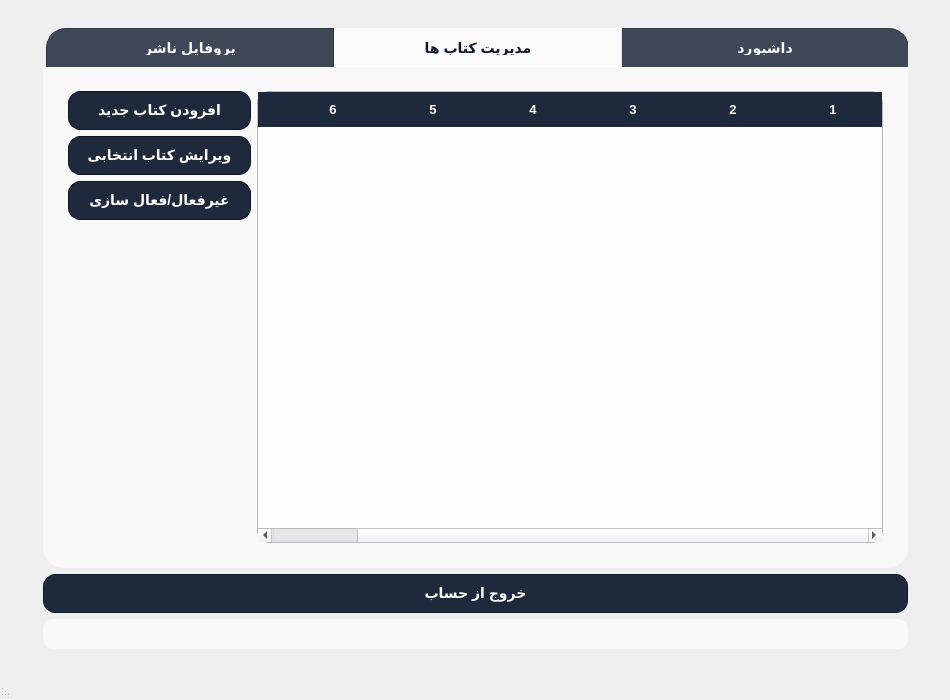
The window that client/publishermainwindow.ui (afkhamis1386-afk/bookCLUB_Project) describes before a commit, drawn with Qt 5.
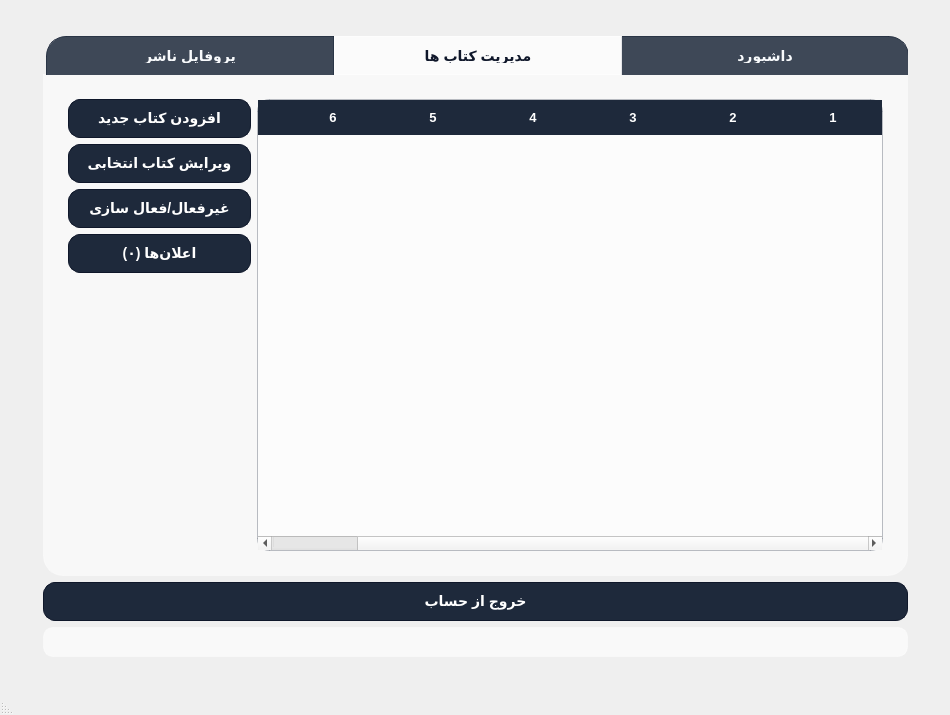
The same window after the commit. The open tabs and pages were chosen to show the change. Icons and pictures are not drawn.

Commit message: editing the publishermainwindow for edit the account

The edit to the form file:
```diff
--- a/client/publishermainwindow.ui
+++ b/client/publishermainwindow.ui
@@ -7,7 +7,7 @@
     <x>0</x>
     <y>0</y>
     <width>950</width>
-    <height>700</height>
+    <height>715</height>
    </rect>
   </property>
   <property name="windowTitle">
@@ -286,6 +286,13 @@
           </property>
          </widget>
         </item>
+        <item row="3" column="1">
+         <widget class="QPushButton" name="notificationsButton">
+          <property name="text">
+           <string>اعلان‌ها (۰)</string>
+          </property>
+         </widget>
+        </item>
        </layout>
       </widget>
       <widget class="QWidget" name="publisherProfileTab">
```
Left out of the diff: 18 changed lines with no effect on the pictures. The commit also changes 6 other files.
